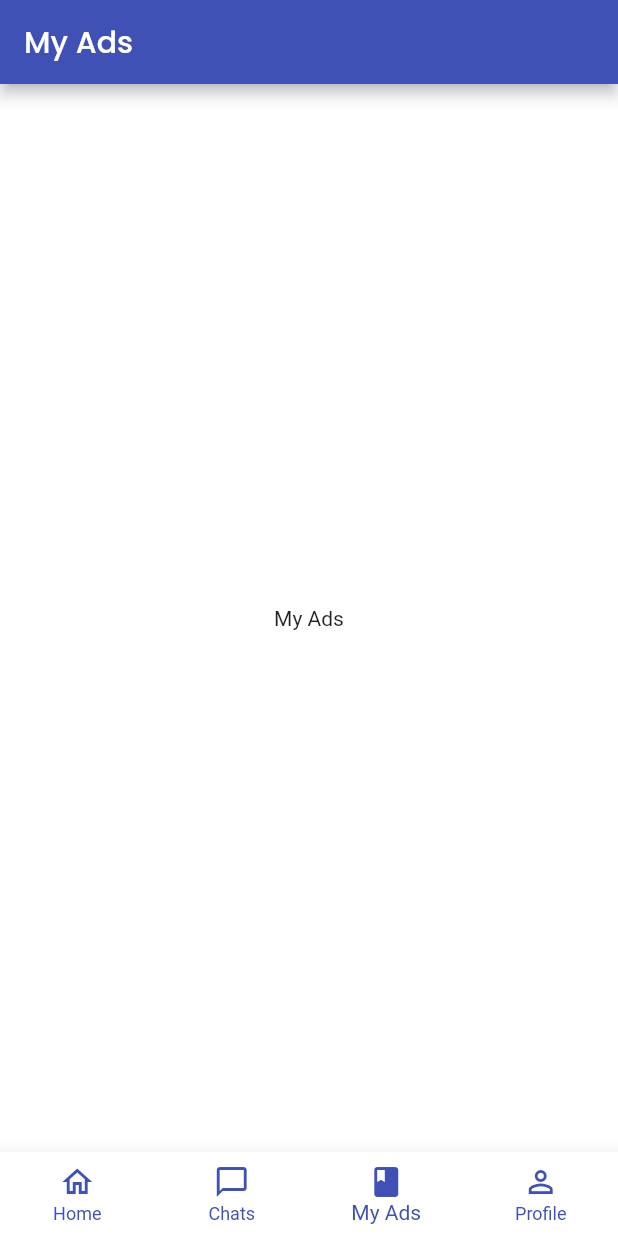
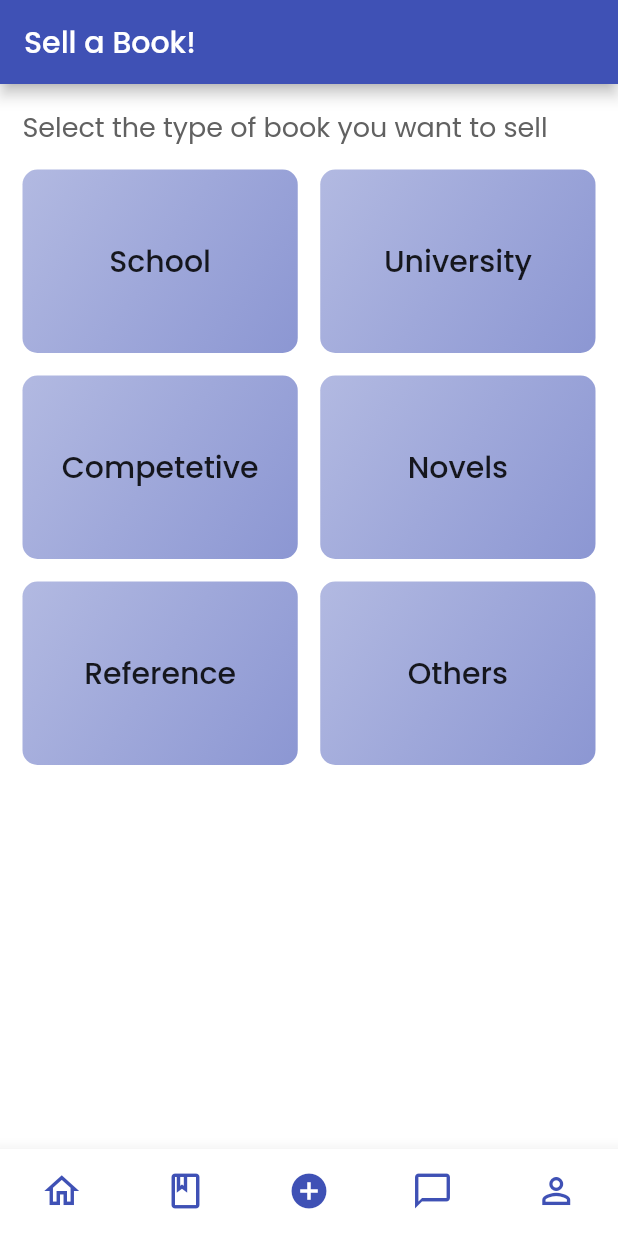
Before and after one commit to ishanknijhawan/BookLord, a Flutter app: the screen it shows once a user with an empty profile is signed in, item 3 of the bottom bar chosen, on a phone screen of 412 x 824 dp. Run offline on Flutter 3.47's test engine with Material 2 defaults, Android fonts, the phone set to English and light mode, and no system bars; our stand-ins replace cloud_firestore, firebase_auth; accounts and stored records are empty.

```diff
--- /dev/null
+++ b/lib/data/categories.dart
@@ -0,0 +1,66 @@
+class Categories {
+  static List<String> storedCategories = [];
+
+  static void addCategory(String cat) {
+    storedCategories.add(cat);
+  }
+
+  static const List<Map<String, dynamic>> categories = [
+    {
+      'category': 'School',
+      'further': [
+        'Class VII or below',
+        'Class IX',
+        'Class X',
+        'Class XI',
+        'Class XII',
+        'Others',
+      ],
+    },
+    {
+      'category': 'University',
+      'further': [
+        'Engineering',
+        'Science',
+        'Humanities',
+        'Commerce',
+        'Management',
+        'Law',
+        'Others'
+      ],
+    },
+    {
+      'category': 'Competetive',
+      'further': [
+        'CAT',
+        'IIT JEE',
+        'NEET/AIIMS',
+        'UPSC',
+        'BITSAT',
+      ],
+    },
+    {
+      'category': 'Novels',
+      'further': [
+        'Crime',
+        'Action',
+        'Thriller',
+        'Romantic',
+        'Fantasy',
+        'Sci-Fi',
+        'Documentary',
+        'Others'
+      ],
+    },
+    {
+      'category': 'Reference',
+      'further': [
+        'test',
+        'test',
+      ],
+    },
+    {
+      'category': 'Others',
+    },
+  ];
+}
--- a/lib/main.dart
+++ b/lib/main.dart
@@ -5,6 +5,7 @@ import 'package:firebase_auth/firebase_auth.dart';
 import 'screens/tabs/chat_screen.dart';
 import './screens/auth_screen.dart';
 import './screens/bottom_navigation.dart';
+import './screens/further_cat.dart';
 
 void main() {
   runApp(MyApp());
@@ -22,6 +23,11 @@ class MyApp extends StatelessWidget {
           backgroundColor: Colors.indigo,
           scaffoldBackgroundColor: Colors.white,
           accentColorBrightness: Brightness.dark,
+          textTheme: TextTheme(
+            headline6: TextStyle(
+              fontFamily: 'Poppins',
+            ),
+          ),
           buttonTheme: ButtonTheme.of(context).copyWith(
             buttonColor: Colors.indigo,
             textTheme: ButtonTextTheme.primary,
@@ -47,6 +53,7 @@ class MyApp extends StatelessWidget {
       ),
       routes: {
         ChatScreen.routeName: (context) => ChatScreen(),
+        FurtherCat.routeName: (context) => FurtherCat(),
       },
     );
   }
--- a/lib/screens/bottom_navigation.dart
+++ b/lib/screens/bottom_navigation.dart
@@ -3,7 +3,8 @@ import 'package:flutter/material.dart';
 import './tabs/home_screen.dart';
 import './tabs/chat_screen.dart';
 import './tabs/profile_screen.dart';
-import './tabs/my_ads_screen.dart';
+import 'tabs/ads_tab_screen.dart';
+import './tabs/add_product_screen.dart';
 
 class BottomNavigationScreen extends StatefulWidget {
   @override
@@ -22,12 +23,16 @@ class _BottomNavigationScreenState extends State<BottomNavigationScreen> {
         'title': 'Home',
       },
       {
+        'pages': AdsTabScreen(),
+        'title': 'My Ads',
+      },
+      {
+        'pages': AddProduct(),
+        'title': 'Sell a Book!',
+      },
+      {
         'pages': ChatScreen(),
         'title': 'Chats',
-      },
-      {
-        'pages': MyAds(),
-        'title': 'My Ads',
       },
       {
         'pages': ProfileScreen(),
@@ -40,7 +45,9 @@ class _BottomNavigationScreenState extends State<BottomNavigationScreen> {
   @override
   Widget build(BuildContext context) {
     return Scaffold(
-      appBar: AppBar(
+      appBar: selectedPageIndex == 1
+          ? null
+          : AppBar(
               title: Text(
                 _pages[selectedPageIndex]['title'],
                 style: TextStyle(
@@ -51,28 +58,49 @@ class _BottomNavigationScreenState extends State<BottomNavigationScreen> {
       body: _pages[selectedPageIndex]['pages'],
       bottomNavigationBar: BottomNavigationBar(
         elevation: 10,
+        iconSize: 28,
         currentIndex: selectedPageIndex,
         type: BottomNavigationBarType.fixed,
         backgroundColor: Theme.of(context).accentColor,
         selectedItemColor: Theme.of(context).primaryColor,
         unselectedItemColor: Theme.of(context).primaryColor,
-        //showSelectedLabels: false,
-        //showUnselectedLabels: false,
+        showSelectedLabels: false,
+        showUnselectedLabels: false,
         items: [
           BottomNavigationBarItem(
             label: 'Home',
             //backgroundColor: Theme.of(context).primaryColor,
             icon: selectedPageIndex == 0
                 ? Icon(
-                    Icons.home,
+                    Icons.home_rounded,
                   )
                 : Icon(
                     Icons.home_outlined,
                   ),
           ),
           BottomNavigationBarItem(
+            label: 'My Ads',
+            icon: selectedPageIndex == 1
+                ? Icon(
+                    Icons.book,
+                  )
+                : Icon(
+                    Icons.book_outlined,
+                  ),
+          ),
+          BottomNavigationBarItem(
+            label: 'Add',
+            icon: selectedPageIndex == 2
+                ? Icon(
+                    Icons.add_circle,
+                  )
+                : Icon(
+                    Icons.add_circle_outline,
+                  ),
+          ),
+          BottomNavigationBarItem(
             label: 'Chats',
-            icon: selectedPageIndex == 1
+            icon: selectedPageIndex == 3
                 ? Icon(
                     Icons.chat_bubble,
                   )
@@ -81,18 +109,8 @@ class _BottomNavigationScreenState extends State<BottomNavigationScreen> {
                   ),
           ),
           BottomNavigationBarItem(
-            label: 'My Ads',
-            icon: selectedPageIndex == 2
-                ? Icon(
-                    Icons.book,
-                  )
-                : Icon(
-                    Icons.book_outlined,
-                  ),
-          ),
-          BottomNavigationBarItem(
             label: 'Profile',
-            icon: selectedPageIndex == 3
+            icon: selectedPageIndex == 4
                 ? Icon(
                     Icons.person,
                   )
--- /dev/null
+++ b/lib/screens/tabs/add_product_screen.dart
@@ -0,0 +1,44 @@
+import 'package:flutter/material.dart';
+
+import 'package:chat_app/widgets/categories/category_item.dart';
+import 'package:chat_app/data/categories.dart';
+
+class AddProduct extends StatelessWidget {
+  @override
+  Widget build(BuildContext context) {
+    return Padding(
+      padding: EdgeInsets.fromLTRB(15, 15, 15, 15),
+      child: Column(
+        crossAxisAlignment: CrossAxisAlignment.start,
+        children: [
+          Text(
+            'Select the type of book you want to sell',
+            textAlign: TextAlign.left,
+            style: TextStyle(
+              color: Colors.grey[700],
+              fontFamily: 'Poppins',
+              fontSize: 18,
+            ),
+          ),
+          SizedBox(
+            height: 15,
+          ),
+          Expanded(
+            child: GridView.builder(
+              itemCount: Categories.categories.length,
+              itemBuilder: (context, index) {
+                return CategoryItem(index);
+              },
+              gridDelegate: SliverGridDelegateWithMaxCrossAxisExtent(
+                maxCrossAxisExtent: 200,
+                childAspectRatio: 3 / 2,
+                crossAxisSpacing: 15,
+                mainAxisSpacing: 15,
+              ),
+            ),
+          ),
+        ],
+      ),
+    );
+  }
+}
--- /dev/null
+++ b/lib/widgets/categories/category_item.dart
@@ -0,0 +1,55 @@
+import 'package:chat_app/screens/further_cat.dart';
+import 'package:flutter/material.dart';
+
+import 'package:chat_app/data/categories.dart';
+
+class CategoryItem extends StatelessWidget {
+  final int index;
+  // final Color color;
+  // final String id;
+
+  CategoryItem(this.index);
+
+  @override
+  Widget build(BuildContext context) {
+    var color = Theme.of(context).primaryColor;
+    var cats = Categories.categories[index];
+    return InkWell(
+      onTap: () {
+        Navigator.of(context)
+            .pushNamed(
+          FurtherCat.routeName,
+          arguments: index,
+        )
+            .then((_) {
+          Categories.storedCategories.clear();
+        });
+        Categories.addCategory(cats['category']);
+      },
+      splashColor: Theme.of(context).primaryColor,
+      borderRadius: BorderRadius.circular(15),
+      child: Container(
+        padding: const EdgeInsets.all(15),
+        child: Center(
+          child: Text(
+            cats['category'],
+            style: Theme.of(context).textTheme.headline6,
+            textAlign: TextAlign.center,
+          ),
+        ),
+        decoration: BoxDecoration(
+          gradient: LinearGradient(colors: [
+            color.withOpacity(0.40),
+            color.withOpacity(0.5),
+            color.withOpacity(0.6),
+          ], begin: Alignment.topLeft, end: Alignment.bottomRight),
+          borderRadius: BorderRadius.circular(10),
+          // border: Border.all(
+          //   color: Theme.of(context).primaryColor,
+          //   width: 1,
+          // ),
+        ),
+      ),
+    );
+  }
+}
--- a/pubspec.yaml
+++ b/pubspec.yaml
@@ -31,6 +31,11 @@ dependencies:
     firebase_auth: 0.16.1
     flutter_svg: ^0.19.1
     provider: ^4.3.2+2
+    image_picker: ^0.6.7+12
+    path_provider: ^1.6.24
+    path: ^1.7.0
+    location: ^3.0.2
+    geolocator: ^6.1.4
 
 dev_dependencies:
     flutter_test:
```
Also changed, not shown: lib/data/dummy_data.dart (added, +20 -0 lines), lib/models/ad_location.dart (added, +7 -0 lines), lib/models/ad_model.dart (added, +23 -0 lines), lib/provider/ad_provider.dart (added, +11 -0 lines), lib/screens/favorite_ads_screen.dart (added, +15 -0 lines), lib/screens/further_cat.dart (added, +47 -0 lines), lib/screens/tabs/ads_tab_screen.dart (added, +49 -0 lines), lib/screens/tabs/chat_screen.dart (+57 -52 lines), lib/widgets/home/ad_item.dart (added, +8 -0 lines), lib/screens/my_ads_screen.dart (renamed from lib/screens/tabs/my_ads_screen.dart), pubspec.lock. Lines whose indentation alone changed are shown as unchanged.
